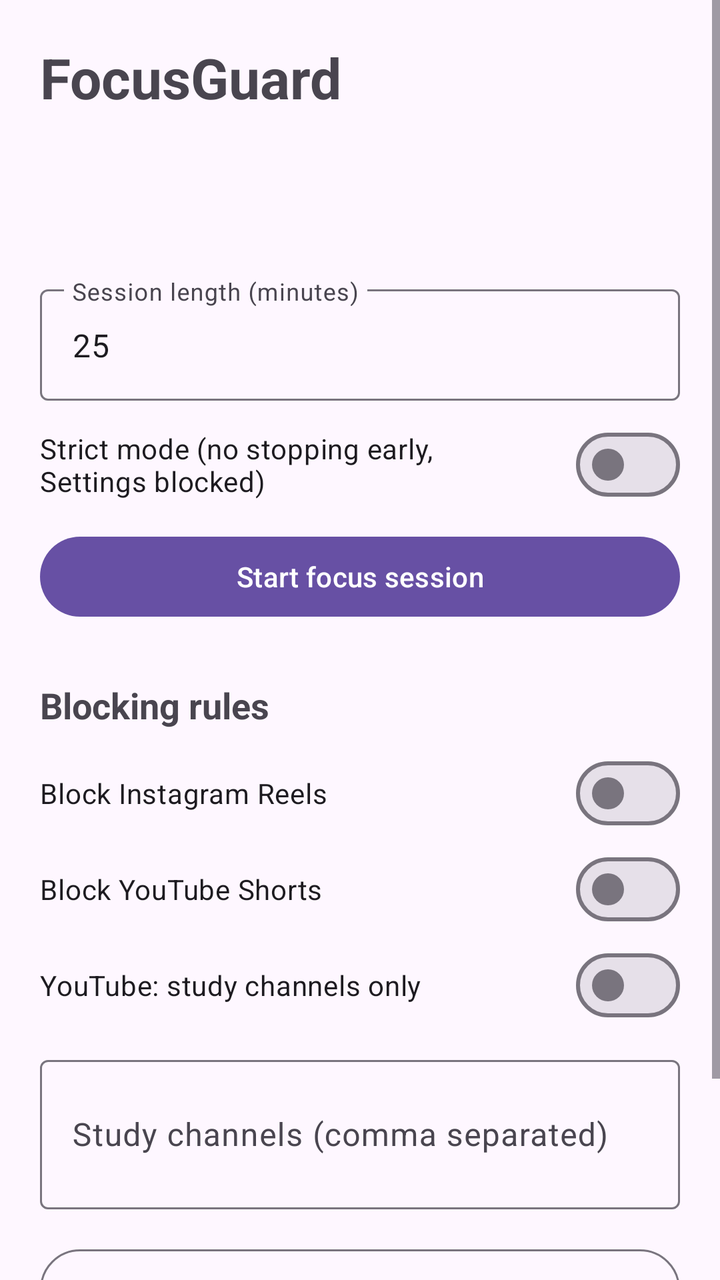
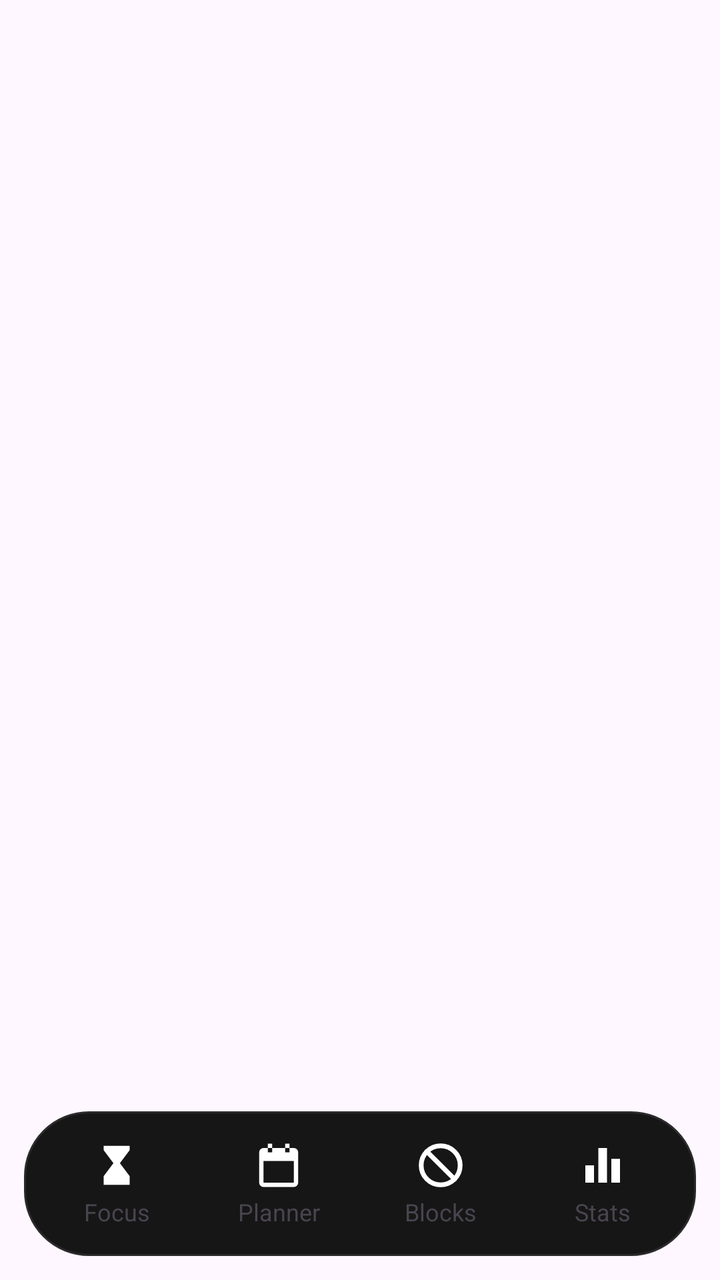

Before-and-after screenshots of an Android layout around one commit, followed by the original layout XML and the change that was made.
<!-- AndroidManifest.xml: application theme Theme.FocusGuard -->
<!-- res/layout/activity_main.xml -->
<?xml version="1.0" encoding="utf-8"?>
<ScrollView xmlns:android="http://schemas.android.com/apk/res/android"
    android:layout_width="match_parent"
    android:layout_height="match_parent"
    android:fillViewport="true">

    <LinearLayout
        android:layout_width="match_parent"
        android:layout_height="wrap_content"
        android:orientation="vertical"
        android:padding="20dp">

        <TextView
            android:layout_width="wrap_content"
            android:layout_height="wrap_content"
            android:text="FocusGuard"
            android:textSize="28sp"
            android:textStyle="bold" />

        <TextView
            android:id="@+id/statusText"
            android:layout_width="match_parent"
            android:layout_height="wrap_content"
            android:layout_marginTop="12dp"
            android:textSize="20sp" />

        <TextView
            android:id="@+id/statsText"
            android:layout_width="match_parent"
            android:layout_height="wrap_content"
            android:layout_marginTop="4dp"
            android:textSize="14sp" />

        <com.google.android.material.textfield.TextInputLayout
            style="@style/Widget.Material3.TextInputLayout.OutlinedBox"
            android:layout_width="match_parent"
            android:layout_height="wrap_content"
            android:layout_marginTop="20dp"
            android:hint="Session length (minutes)">

            <com.google.android.material.textfield.TextInputEditText
                android:id="@+id/minutesInput"
                android:layout_width="match_parent"
                android:layout_height="wrap_content"
                android:inputType="number"
                android:text="25" />
        </com.google.android.material.textfield.TextInputLayout>

        <com.google.android.material.materialswitch.MaterialSwitch
            android:id="@+id/strictSwitch"
            android:layout_width="match_parent"
            android:layout_height="wrap_content"
            android:layout_marginTop="8dp"
            android:text="Strict mode (no stopping early, Settings blocked)" />

        <Button
            android:id="@+id/startButton"
            android:layout_width="match_parent"
            android:layout_height="wrap_content"
            android:layout_marginTop="8dp"
            android:text="Start focus session" />

        <TextView
            android:layout_width="wrap_content"
            android:layout_height="wrap_content"
            android:layout_marginTop="28dp"
            android:text="Blocking rules"
            android:textSize="18sp"
            android:textStyle="bold" />

        <com.google.android.material.materialswitch.MaterialSwitch
            android:id="@+id/reelsSwitch"
            android:layout_width="match_parent"
            android:layout_height="wrap_content"
            android:layout_marginTop="8dp"
            android:text="Block Instagram Reels" />

        <com.google.android.material.materialswitch.MaterialSwitch
            android:id="@+id/shortsSwitch"
            android:layout_width="match_parent"
            android:layout_height="wrap_content"
            android:text="Block YouTube Shorts" />

        <com.google.android.material.materialswitch.MaterialSwitch
            android:id="@+id/allowSwitch"
            android:layout_width="match_parent"
            android:layout_height="wrap_content"
            android:text="YouTube: study channels only" />

        <com.google.android.material.textfield.TextInputLayout
            style="@style/Widget.Material3.TextInputLayout.OutlinedBox"
            android:layout_width="match_parent"
            android:layout_height="wrap_content"
            android:layout_marginTop="8dp"
            android:hint="Study channels (comma separated)">

            <com.google.android.material.textfield.TextInputEditText
                android:id="@+id/channelsInput"
                android:layout_width="match_parent"
                android:layout_height="wrap_content"
                android:inputType="textMultiLine"
                android:minLines="2" />
        </com.google.android.material.textfield.TextInputLayout>

        <Button
            android:id="@+id/appsButton"
            style="@style/Widget.Material3.Button.OutlinedButton"
            android:layout_width="match_parent"
            android:layout_height="wrap_content"
            android:layout_marginTop="16dp" />

        <Button
            android:id="@+id/a11yButton"
            style="@style/Widget.Material3.Button.OutlinedButton"
            android:layout_width="match_parent"
            android:layout_height="wrap_content"
            android:text="Open accessibility settings" />

        <TextView
            android:id="@+id/a11yStatus"
            android:layout_width="match_parent"
            android:layout_height="wrap_content"
            android:layout_marginTop="4dp"
            android:textSize="14sp" />
    </LinearLayout>
</ScrollView>
<!-- resources referenced by this layout -->
<resources>
  <style name="Theme.FocusGuard" parent="Theme.Material3.DayNight.NoActionBar" />
</resources>

<!-- the commit's change to res/layout/activity_main.xml (unified diff, before → after) -->
@@ -1,126 +1,127 @@
 <?xml version="1.0" encoding="utf-8"?>
-<ScrollView xmlns:android="http://schemas.android.com/apk/res/android"
+<LinearLayout xmlns:android="http://schemas.android.com/apk/res/android"
     android:layout_width="match_parent"
     android:layout_height="match_parent"
-    android:fillViewport="true">
+    android:background="@color/bg"
+    android:orientation="vertical">
+
+    <FrameLayout
+        android:id="@+id/container"
+        android:layout_width="match_parent"
+        android:layout_height="0dp"
+        android:layout_weight="1" />
 
     <LinearLayout
+        android:id="@+id/nav"
         android:layout_width="match_parent"
         android:layout_height="wrap_content"
-        android:orientation="vertical"
-        android:padding="20dp">
+        android:layout_margin="12dp"
+        android:background="@drawable/bg_nav"
+        android:orientation="horizontal"
+        android:padding="6dp">
 
-        <TextView
-            android:layout_width="wrap_content"
+        <LinearLayout
+            android:layout_width="0dp"
             android:layout_height="wrap_content"
-            android:text="FocusGuard"
-            android:textSize="28sp"
-            android:textStyle="bold" />
+            android:layout_weight="1"
+            android:background="?attr/selectableItemBackgroundBorderless"
+            android:clickable="true"
+            android:focusable="true"
+            android:gravity="center"
+            android:orientation="vertical"
+            android:paddingTop="8dp"
+            android:paddingBottom="8dp">
 
-        <TextView
-            android:id="@+id/statusText"
-            android:layout_width="match_parent"
+            <ImageView
+                android:layout_width="26dp"
+                android:layout_height="26dp"
+                android:contentDescription="Focus"
+                android:src="@drawable/ic_hourglass" />
+
+            <TextView
+                android:layout_width="wrap_content"
+                android:layout_height="wrap_content"
+                android:layout_marginTop="2dp"
+                android:text="Focus"
+                android:textSize="12sp" />
+        </LinearLayout>
+
+        <LinearLayout
+            android:layout_width="0dp"
             android:layout_height="wrap_content"
-            android:layout_marginTop="12dp"
-            android:textSize="20sp" />
+            android:layout_weight="1"
+            android:background="?attr/selectableItemBackgroundBorderless"
+            android:clickable="true"
+            android:focusable="true"
+            android:gravity="center"
+            android:orientation="vertical"
+            android:paddingTop="8dp"
+            android:paddingBottom="8dp">
 
-        <TextView
-            android:id="@+id/statsText"
-            android:layout_width="match_parent"
+            <ImageView
+                android:layout_width="26dp"
+                android:layout_height="26dp"
+                android:contentDescription="Planner"
+                android:src="@drawable/ic_calendar" />
+
+            <TextView
+                android:layout_width="wrap_content"
+                android:layout_height="wrap_content"
+                android:layout_marginTop="2dp"
+                android:text="Planner"
+                android:textSize="12sp" />
+        </LinearLayout>
+
+        <LinearLayout
+            android:layout_width="0dp"
             android:layout_height="wrap_content"
-            android:layout_marginTop="4dp"
-            android:textSize="14sp" />
+            android:layout_weight="1"
+            android:background="?attr/selectableItemBackgroundBorderless"
+            android:clickable="true"
+            android:focusable="true"
+            android:gravity="center"
+            android:orientation="vertical"
+            android:paddingTop="8dp"
+            android:paddingBottom="8dp">
 
-        <com.google.android.material.textfield.TextInputLayout
-            style="@style/Widget.Material3.TextInputLayout.OutlinedBox"
-            android:layout_width="match_parent"
+            <ImageView
+                android:layout_width="26dp"
+                android:layout_height="26dp"
+                android:contentDescription="Blocks"
+                android:src="@drawable/ic_block" />
+
+            <TextView
+                android:layout_width="wrap_content"
+                android:layout_height="wrap_content"
+                android:layout_marginTop="2dp"
+                android:text="Blocks"
+                android:textSize="12sp" />
+        </LinearLayout>
+
+        <LinearLayout
+            android:layout_width="0dp"
             android:layout_height="wrap_content"
-            android:layout_marginTop="20dp"
-            android:hint="Session length (minutes)">
+            android:layout_weight="1"
+            android:background="?attr/selectableItemBackgroundBorderless"
+            android:clickable="true"
+            android:focusable="true"
+            android:gravity="center"
+            android:orientation="vertical"
+            android:paddingTop="8dp"
+            android:paddingBottom="8dp">
 
-            <com.google.android.material.textfield.TextInputEditText
-                android:id="@+id/minutesInput"
-                android:layout_width="match_parent"
+            <ImageView
+                android:layout_width="26dp"
+                android:layout_height="26dp"
+                android:contentDescription="Stats"
+                android:src="@drawable/ic_chart" />
+
+            <TextView
+                android:layout_width="wrap_content"
                 android:layout_height="wrap_content"
-                android:inputType="number"
-                android:text="25" />
-        </com.google.android.material.textfield.TextInputLayout>
-
-        <com.google.android.material.materialswitch.MaterialSwitch
-            android:id="@+id/strictSwitch"
-            android:layout_width="match_parent"
-            android:layout_height="wrap_content"
-            android:layout_marginTop="8dp"
-            android:text="Strict mode (no stopping early, Settings blocked)" />
-
-        <Button
-            android:id="@+id/startButton"
-            android:layout_width="match_parent"
-            android:layout_height="wrap_content"
-            android:layout_marginTop="8dp"
-            android:text="Start focus session" />
-
-        <TextView
-            android:layout_width="wrap_content"
-            android:layout_height="wrap_content"
-            android:layout_marginTop="28dp"
-            android:text="Blocking rules"
-            android:textSize="18sp"
-            android:textStyle="bold" />
-
-        <com.google.android.material.materialswitch.MaterialSwitch
-            android:id="@+id/reelsSwitch"
-            android:layout_width="match_parent"
-            android:layout_height="wrap_content"
-            android:layout_marginTop="8dp"
-            android:text="Block Instagram Reels" />
-
-        <com.google.android.material.materialswitch.MaterialSwitch
-            android:id="@+id/shortsSwitch"
-            android:layout_width="match_parent"
-            android:layout_height="wrap_content"
-            android:text="Block YouTube Shorts" />
-
-        <com.google.android.material.materialswitch.MaterialSwitch
-            android:id="@+id/allowSwitch"
-            android:layout_width="match_parent"
-            android:layout_height="wrap_content"
-            android:text="YouTube: study channels only" />
-
-        <com.google.android.material.textfield.TextInputLayout
-            style="@style/Widget.Material3.TextInputLayout.OutlinedBox"
-            android:layout_width="match_parent"
-            android:layout_height="wrap_content"
-            android:layout_marginTop="8dp"
-            android:hint="Study channels (comma separated)">
-
-            <com.google.android.material.textfield.TextInputEditText
-                android:id="@+id/channelsInput"
-                android:layout_width="match_parent"
-                android:layout_height="wrap_content"
-                android:inputType="textMultiLine"
-                android:minLines="2" />
-        </com.google.android.material.textfield.TextInputLayout>
-
-        <Button
-            android:id="@+id/appsButton"
-            style="@style/Widget.Material3.Button.OutlinedButton"
-            android:layout_width="match_parent"
-            android:layout_height="wrap_content"
-            android:layout_marginTop="16dp" />
-
-        <Button
-            android:id="@+id/a11yButton"
-            style="@style/Widget.Material3.Button.OutlinedButton"
-            android:layout_width="match_parent"
-            android:layout_height="wrap_content"
-            android:text="Open accessibility settings" />
-
-        <TextView
-            android:id="@+id/a11yStatus"
-            android:layout_width="match_parent"
-            android:layout_height="wrap_content"
-            android:layout_marginTop="4dp"
-            android:textSize="14sp" />
+                android:layout_marginTop="2dp"
+                android:text="Stats"
+                android:textSize="12sp" />
+        </LinearLayout>
     </LinearLayout>
-</ScrollView>
+</LinearLayout>
<!-- resource entries referenced after the edit -->
@@ -1,5 +1,65 @@
 <!-- resources referenced by this layout -->
 <resources>
+  <!-- drawable bg_nav (drawable) -->
+  <?xml version="1.0" encoding="utf-8"?>
+  <shape xmlns:android="http://schemas.android.com/apk/res/android" android:shape="rectangle">
+      <solid android:color="#161616" />
+      <stroke android:width="1dp" android:color="#2A2A2A" />
+      <corners android:radius="32dp" />
+  </shape>
+  <!-- drawable ic_block (drawable) -->
+  <?xml version="1.0" encoding="utf-8"?>
+  <vector xmlns:android="http://schemas.android.com/apk/res/android"
+      android:width="24dp"
+      android:height="24dp"
+      android:viewportWidth="24"
+      android:viewportHeight="24">
+      <path
+          android:fillColor="#00000000"
+          android:pathData="M3,12a9,9 0 1 0 18,0a9,9 0 1 0 -18,0z"
+          android:strokeColor="#FFFFFF"
+          android:strokeWidth="2.2" />
+      <path
+          android:fillColor="#00000000"
+          android:pathData="M5.6,5.6L18.4,18.4"
+          android:strokeColor="#FFFFFF"
+          android:strokeLineCap="round"
+          android:strokeWidth="2.2" />
+  </vector>
+  <!-- drawable ic_calendar (drawable) -->
+  <?xml version="1.0" encoding="utf-8"?>
+  <vector xmlns:android="http://schemas.android.com/apk/res/android"
+      android:width="24dp"
+      android:height="24dp"
+      android:viewportWidth="24"
+      android:viewportHeight="24">
+      <path
+          android:fillColor="#FFFFFF"
+          android:fillType="evenOdd"
+          android:pathData="M5,4h14a2,2 0 0 1 2,2v14a2,2 0 0 1 -2,2H5a2,2 0 0 1 -2,-2V6a2,2 0 0 1 2,-2z M5,10v10h14V10z M7,2h2v4H7z M15,2h2v4h-2z" />
+  </vector>
+  <!-- drawable ic_chart (drawable) -->
+  <?xml version="1.0" encoding="utf-8"?>
+  <vector xmlns:android="http://schemas.android.com/apk/res/android"
+      android:width="24dp"
+      android:height="24dp"
+      android:viewportWidth="24"
+      android:viewportHeight="24">
+      <path
+          android:fillColor="#FFFFFF"
+          android:pathData="M4,12h4v8H4z M10,4h4v16h-4z M16,9h4v11h-4z" />
+  </vector>
+  <!-- drawable ic_hourglass (drawable) -->
+  <?xml version="1.0" encoding="utf-8"?>
+  <vector xmlns:android="http://schemas.android.com/apk/res/android"
+      android:width="24dp"
+      android:height="24dp"
+      android:viewportWidth="24"
+      android:viewportHeight="24">
+      <path
+          android:fillColor="#FFFFFF"
+          android:pathData="M6,3h12v2l-4.5,6 4.5,6v4H6v-4l4.5,-6L6,5z" />
+  </vector>
   <style name="Theme.FocusGuard" parent="Theme.Material3.DayNight.NoActionBar" />
 </resources>
 
